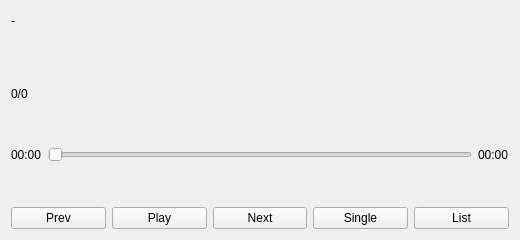
Above: playwidget.ui from Attention-C7/MusicPlayer before the change. Below: the same form after it.
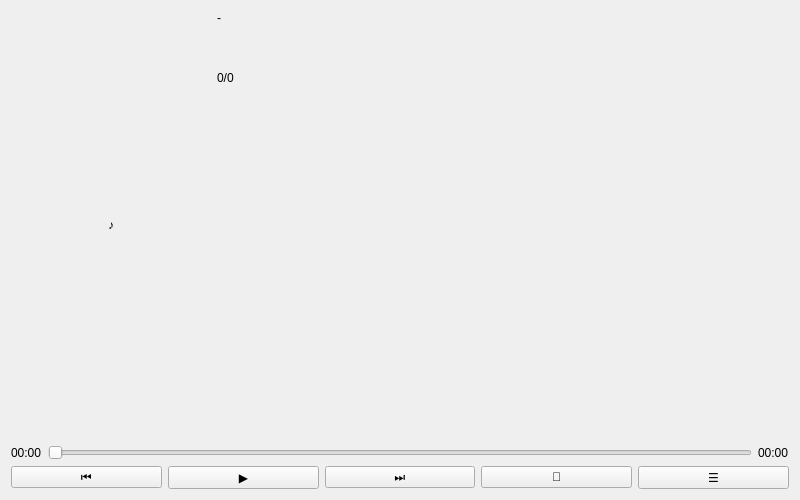
That is the form after the change.

Commit message: ui: redesign PlayWidget layout with album art and icon buttons

Diff of the .ui file:
```diff
--- a/playwidget.ui
+++ b/playwidget.ui
@@ -6,8 +6,8 @@
    <rect>
     <x>0</x>
     <y>0</y>
-    <width>520</width>
-    <height>240</height>
+    <width>800</width>
+    <height>500</height>
    </rect>
   </property>
   <property name="windowTitle">
@@ -15,6 +15,30 @@
   </property>
   <layout class="QVBoxLayout" name="verticalLayout_main">
    <item>
+    <layout class="QHBoxLayout" name="horizontalLayout_top">
+     <item>
+      <widget class="QLabel" name="lbl_albumArt">
+       <property name="minimumSize">
+        <size>
+         <width>200</width>
+         <height>200</height>
+        </size>
+       </property>
+       <property name="maximumSize">
+        <size>
+         <width>200</width>
+         <height>200</height>
+        </size>
+       </property>
+       <property name="text">
+        <string>♪</string>
+       </property>
+       <property name="alignment">
+        <set>Qt::AlignCenter</set>
+       </property>
+      </widget>
+     </item>
+     <item>
     <layout class="QVBoxLayout" name="verticalLayout_info">
      <item>
       <widget class="QLabel" name="lbl_title">
@@ -44,6 +68,21 @@
        </property>
       </widget>
      </item>
+       <item>
+        <spacer name="verticalSpacer_info">
+         <property name="orientation">
+          <enum>Qt::Vertical</enum>
+         </property>
+         <property name="sizeHint" stdset="0">
+          <size>
+           <width>20</width>
+           <height>40</height>
+          </size>
+         </property>
+        </spacer>
+       </item>
+      </layout>
+     </item>
     </layout>
    </item>
    <item>
@@ -76,35 +115,35 @@
      <item>
       <widget class="QPushButton" name="btn_prev">
        <property name="text">
-        <string>Prev</string>
+        <string>⏮</string>
        </property>
       </widget>
      </item>
      <item>
       <widget class="QPushButton" name="btn_playPause">
        <property name="text">
-        <string>Play</string>
+        <string>▶</string>
        </property>
       </widget>
      </item>
      <item>
       <widget class="QPushButton" name="btn_next">
        <property name="text">
-        <string>Next</string>
+        <string>⏭</string>
        </property>
       </widget>
      </item>
      <item>
       <widget class="QPushButton" name="btn_playMode">
        <property name="text">
-        <string>Single</string>
+        <string>🔀</string>
        </property>
       </widget>
      </item>
      <item>
       <widget class="QPushButton" name="btn_showList">
        <property name="text">
-        <string>List</string>
+        <string>☰</string>
        </property>
       </widget>
      </item>
```
Lines whose indentation alone changed are shown as unchanged. The commit also changes 1 other file.
